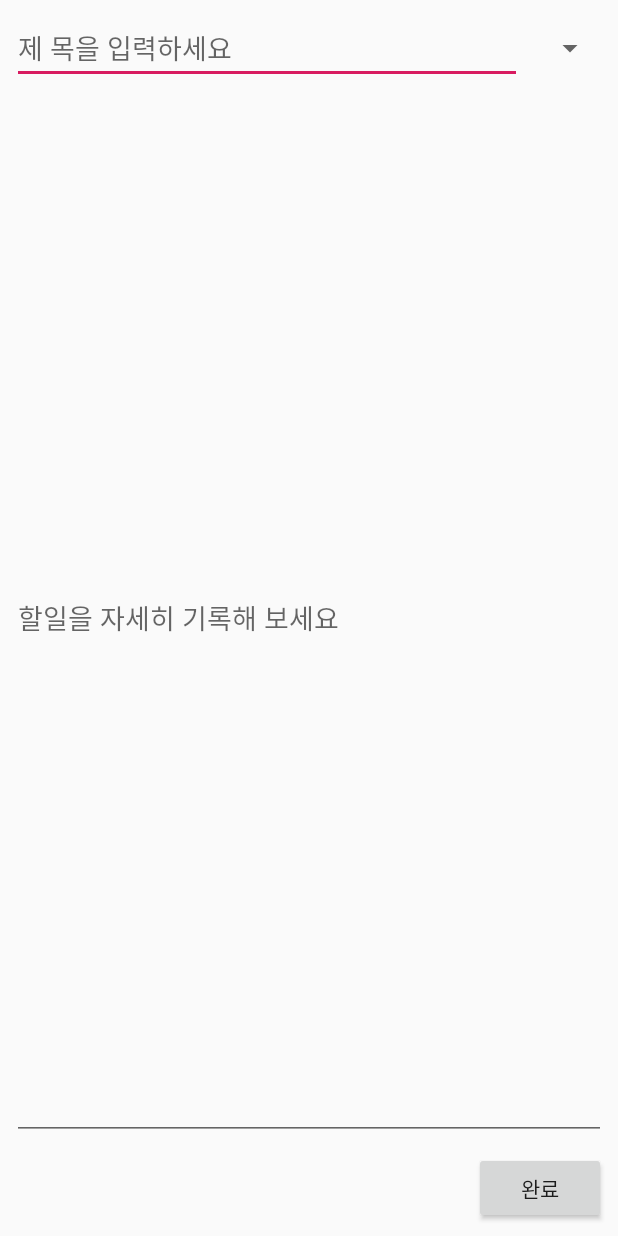
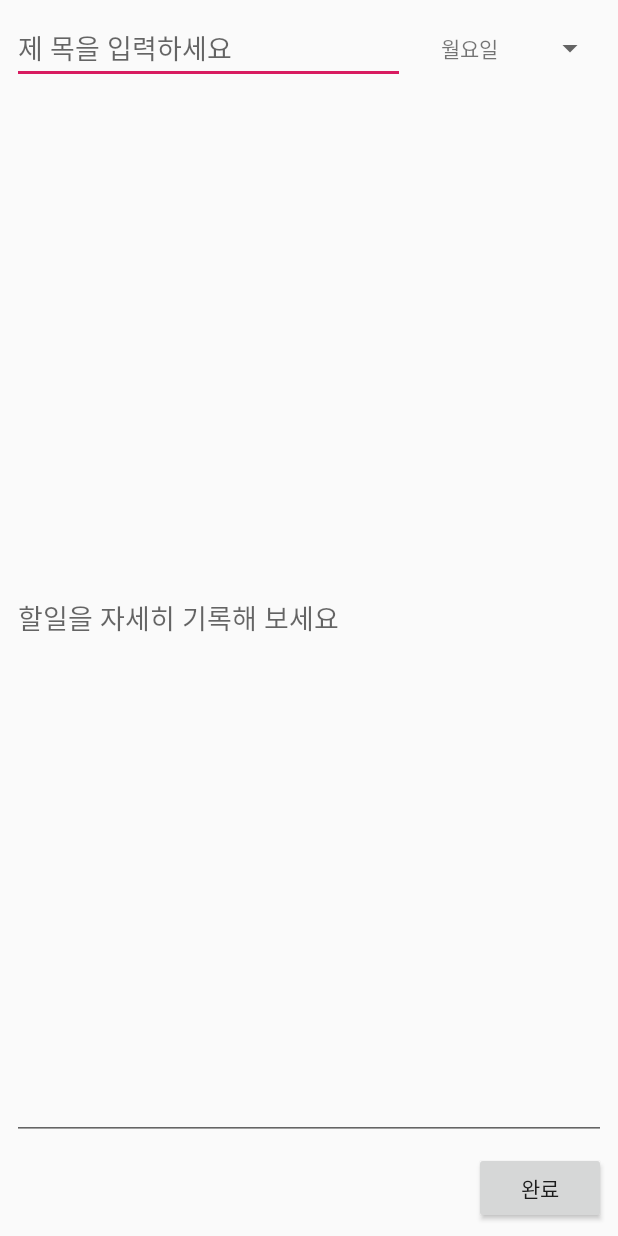
Before and after one commit to kwcho7/DoToday, an Android app: the RegisterTodoActivity screen opened directly, with no data from a screen before it, on a phone screen of 412 x 824 dp. Run offline under Robolectric (Android 15) with nearby library versions, the phone set to English and light mode, and no system bars; our stand-ins replace Dagger/Hilt's generated code, Room's generated code, RxJava.

Commit message:
added. register todo

```diff
--- a/app/src/main/AndroidManifest.xml
+++ b/app/src/main/AndroidManifest.xml
@@ -13,6 +13,7 @@
     >
         <activity android:name=".ui.launcher.LauncherActivity"
                   android:screenOrientation="portrait"
+                  android:noHistory="true"
         >
             <intent-filter>
                 <action android:name="android.intent.action.MAIN"/>
@@ -32,6 +33,10 @@
         <activity android:name=".ui.todo.register.RegisterTodoActivity"
                   android:screenOrientation="portrait"
         />
+
+        <activity android:name=".ui.job.list.JobListActivity"
+                  android:screenOrientation="portrait"
+        />
     </application>
 
 </manifest>
--- a/app/src/main/java/kr/co/cools/today/di/ActivityBindingModule.kt
+++ b/app/src/main/java/kr/co/cools/today/di/ActivityBindingModule.kt
@@ -2,6 +2,7 @@ package kr.co.cools.today.di
 
 import dagger.Module
 import dagger.android.ContributesAndroidInjector
+import kr.co.cools.today.ui.job.list.JobListActivity
 import kr.co.cools.today.ui.launcher.LauncherActivity
 import kr.co.cools.today.ui.job.register.RegisterJobActivity
 import kr.co.cools.today.ui.todo.list.TodoListActivity
@@ -19,6 +20,8 @@ abstract class ActivityBindingModule {
     @ContributesAndroidInjector
     abstract fun registerTodoActivity(): RegisterTodoActivity
 
+    @ContributesAndroidInjector
+    abstract fun jobListActivity(): JobListActivity
 
     @ContributesAndroidInjector
     abstract fun registerJobActivity(): RegisterJobActivity
--- a/app/src/main/java/kr/co/cools/today/repo/entities/TodoEntity.kt
+++ b/app/src/main/java/kr/co/cools/today/repo/entities/TodoEntity.kt
@@ -13,7 +13,7 @@ data class TodoEntity(
     @ColumnInfo(name = "dayOfWeekNumber") var dayOfWeekNumber: Int = 0,
     @ColumnInfo(name = "title") var title: String = "",
     @ColumnInfo(name = "description") var description: String = "",
-    @ColumnInfo(name = "point") var point: Int = 0
+    @ColumnInfo(name = "point") var point: Int = 100
 )
 
 enum class DayOfWeek(val valueOfDay: Int) {
--- a/app/src/main/java/kr/co/cools/today/ui/job/list/JobListActivity.kt
+++ b/app/src/main/java/kr/co/cools/today/ui/job/list/JobListActivity.kt
@@ -1,4 +1,6 @@
 package kr.co.cools.today.ui.job.list
 
-class JobListActivity {
+import dagger.android.support.DaggerAppCompatActivity
+
+class JobListActivity: DaggerAppCompatActivity() {
 }
--- a/app/src/main/java/kr/co/cools/today/ui/launcher/LauncherActivity.kt
+++ b/app/src/main/java/kr/co/cools/today/ui/launcher/LauncherActivity.kt
@@ -10,6 +10,7 @@ import kotlinx.android.synthetic.main.activity_launcher.*
 import kr.co.cools.common.extension.gone
 import kr.co.cools.common.extension.visible
 import kr.co.cools.today.R
+import kr.co.cools.today.ui.job.list.JobListActivity
 import kr.co.cools.today.ui.job.register.RegisterJobActivity
 import kr.co.cools.today.ui.todo.list.TodoListActivity
 import kr.co.cools.today.ui.todo.register.RegisterTodoActivity
@@ -51,8 +52,8 @@ class LauncherActivity : DaggerAppCompatActivity() {
                     is LauncherViewModel.LauncherState.StartTodoListActivity -> {
                         startActivity(Intent(this@LauncherActivity, TodoListActivity::class.java))
                     }
-                    is LauncherViewModel.LauncherState.StartRegisterJobActivity -> {
-                        startActivity(Intent(this@LauncherActivity, RegisterTodoActivity::class.java))
+                    is LauncherViewModel.LauncherState.StartJobListActivity -> {
+                        startActivity(Intent(this@LauncherActivity, JobListActivity::class.java))
                     }
                 }
             }
--- a/app/src/main/java/kr/co/cools/today/ui/launcher/LauncherInteractor.kt
+++ b/app/src/main/java/kr/co/cools/today/ui/launcher/LauncherInteractor.kt
@@ -7,7 +7,6 @@ import javax.inject.Inject
 
 class LauncherInteractor @Inject constructor(val context: Context, var todoDao: TodoDao) {
 
-
     fun hasTodoEntity(): Single<Boolean> {
         return todoDao.getAll()
             .flatMap {
--- a/app/src/main/java/kr/co/cools/today/ui/todo/list/TodoListViewModel.kt
+++ b/app/src/main/java/kr/co/cools/today/ui/todo/list/TodoListViewModel.kt
@@ -12,7 +12,6 @@ class TodoListViewModel @Inject constructor(val interactor: TodoListInteractor):
 
     override fun dispatch(action: ViewModelAction) {
     }
-
 
     override fun observer(lifecycleOwner: LifecycleOwner, observer: Observer<TodoListViewModelState>) {
         super.observer(lifecycleOwner, observer)
--- a/app/src/main/java/kr/co/cools/today/ui/todo/register/RegisterTodoActivity.kt
+++ b/app/src/main/java/kr/co/cools/today/ui/todo/register/RegisterTodoActivity.kt
@@ -1,13 +1,24 @@
 package kr.co.cools.today.ui.todo.register
 
+import android.arch.lifecycle.Observer
 import android.arch.lifecycle.ViewModelProviders
 import android.content.Context
 import android.os.Bundle
-import android.widget.SimpleAdapter
-import android.widget.SpinnerAdapter
+import android.view.LayoutInflater
+import android.view.View
+import android.view.ViewGroup
+import android.widget.BaseAdapter
+import android.widget.Toast
 import dagger.android.support.DaggerAppCompatActivity
+import kotlinx.android.synthetic.main.activity_register_todo.*
+import kotlinx.android.synthetic.main.item_spinner_day.view.*
+import kr.co.cools.common.extension.gone
+import kr.co.cools.common.extension.visible
 import kr.co.cools.today.R
 import kr.co.cools.today.di.ViewModelFactory
+import kr.co.cools.today.repo.entities.DayOfWeek
+import kr.co.cools.today.repo.entities.TodoEntity
+import kr.co.cools.today.ui.utils.WeekNumber
 import javax.inject.Inject
 
 class RegisterTodoActivity: DaggerAppCompatActivity() {
@@ -26,14 +37,85 @@ class RegisterTodoActivity: DaggerAppCompatActivity() {
 
     private fun initViewModel() {
         viewModel = ViewModelProviders.of(this, viewModelFactory).get(RegisterTodoViewModel::class.java)
+        viewModel.observer(this, Observer {
+            it?.apply {
+                onChangeViewState(this)
+            }
+        })
+    }
+
+    private fun onChangeViewState(viewState: RegisterTodoViewModel.ViewState) {
+        when(viewState){
+            is RegisterTodoViewModel.ViewState.ProgressViewState -> {
+                if(viewState.isShow){
+                    progressBar2.visible()
+                }
+                else {
+                    progressBar2.gone()
+                }
+            }
+            RegisterTodoViewModel.ViewState.AddCompleteViewState -> {
+                finish()
+            }
+            RegisterTodoViewModel.ViewState.EmptyTitleViewState -> {
+                showEmptyTitleMessage()
+            }
+        }
+    }
+
+    private fun showEmptyTitleMessage() {
+        Toast.makeText(this, getString(R.string.register_todo_empty_title), Toast.LENGTH_SHORT).show()
     }
 
     private fun initDayOfWeekSpinner() {
-
+        spinner.adapter = WeekSpinnerAdapter(this@RegisterTodoActivity)
     }
 
     private fun initButtonAction() {
-
+        completeButton.setOnClickListener {
+            viewModel.dispatch(
+                RegisterTodoViewModel.Action.CompleteAction(titleEditText.text.toString(), descEditText.text.toString(), (spinner.selectedItem as DayOfWeek).number)
+            )
+        }
     }
 
+
+    data class DayOfWeek(val context: Context, val number: Int, val text: String = WeekNumber.getWeekString(context, number))
+
+    class WeekSpinnerAdapter(val context: Context): BaseAdapter() {
+
+        private val list = listOf(
+            DayOfWeek(context, kr.co.cools.today.repo.entities.DayOfWeek.MON.valueOfDay),
+            DayOfWeek(context, kr.co.cools.today.repo.entities.DayOfWeek.TUE.valueOfDay),
+            DayOfWeek(context, kr.co.cools.today.repo.entities.DayOfWeek.WED.valueOfDay),
+            DayOfWeek(context, kr.co.cools.today.repo.entities.DayOfWeek.THU.valueOfDay),
+            DayOfWeek(context, kr.co.cools.today.repo.entities.DayOfWeek.FRI.valueOfDay),
+            DayOfWeek(context, kr.co.cools.today.repo.entities.DayOfWeek.SAT.valueOfDay),
+            DayOfWeek(context, kr.co.cools.today.repo.entities.DayOfWeek.SUN.valueOfDay)
+        )
+
+        override fun getView(position: Int, convertView: View?, parent: ViewGroup?): View {
+            val resultView: View
+            if(convertView == null){
+                resultView = LayoutInflater.from(parent!!.context).inflate(R.layout.item_spinner_day, parent, false)
+            }
+            else {
+                resultView = convertView
+            }
+            resultView.titleTextView.text = list[position].text
+            return resultView
+        }
+
+        override fun getItem(position: Int): DayOfWeek {
+            return list[position]
+        }
+
+        override fun getItemId(position: Int): Long {
+            return position.toLong()
+        }
+
+        override fun getCount(): Int {
+            return list.size
+        }
+    }
 }
--- a/app/src/main/java/kr/co/cools/today/ui/todo/register/RegisterTodoInteractor.kt
+++ b/app/src/main/java/kr/co/cools/today/ui/todo/register/RegisterTodoInteractor.kt
@@ -1,7 +1,22 @@
 package kr.co.cools.today.ui.todo.register
 
+import io.reactivex.Single
+import kr.co.cools.common.extension.asDriver
 import kr.co.cools.today.repo.dao.TodoDao
+import kr.co.cools.today.repo.entities.TodoEntity
 import javax.inject.Inject
 
-class RegisterTodoInteractor @Inject constructor(val todoDao: TodoDao) {
+class RegisterTodoInteractor @Inject constructor(private val todoDao: TodoDao) {
+    fun addTodoEntity(title: String, description: String, dayOfWeekNumber: Int): Single<Boolean> {
+        return Single.create<Boolean> { emitter ->
+            todoDao.insert(
+                TodoEntity(
+                    title = title,
+                    description = description,
+                    dayOfWeekNumber = dayOfWeekNumber
+                )
+            )
+            emitter.onSuccess(true)
+        }.asDriver()
+    }
 }
--- a/app/src/main/res/layout/activity_register_todo.xml
+++ b/app/src/main/res/layout/activity_register_todo.xml
@@ -38,4 +38,13 @@
             android:id="@+id/spinner" app:layout_constraintEnd_toEndOf="parent" android:layout_marginEnd="8dp"
             app:layout_constraintTop_toTopOf="@+id/titleEditText"
             app:layout_constraintBottom_toBottomOf="@+id/titleEditText"/>
+    <ProgressBar
+            style="?android:attr/progressBarStyle"
+            android:layout_width="wrap_content"
+            android:layout_height="wrap_content"
+            android:id="@+id/progressBar2"
+            app:layout_constraintEnd_toEndOf="parent" android:layout_marginEnd="8dp"
+            app:layout_constraintStart_toStartOf="parent" android:layout_marginStart="8dp"
+            android:layout_marginBottom="8dp" app:layout_constraintBottom_toBottomOf="parent"
+            android:layout_marginTop="8dp" app:layout_constraintTop_toTopOf="parent" android:visibility="gone"/>
 </android.support.constraint.ConstraintLayout>
--- /dev/null
+++ b/app/src/main/res/layout/item_spinner_day.xml
@@ -0,0 +1,17 @@
+<?xml version="1.0" encoding="utf-8"?>
+<android.support.constraint.ConstraintLayout xmlns:android="http://schemas.android.com/apk/res/android"
+                                             xmlns:app="http://schemas.android.com/apk/res-auto" xmlns:tools="http://schemas.android.com/tools" android:layout_width="wrap_content"
+                                             android:layout_height="wrap_content"
+                                             android:paddingLeft="8dp"
+                                             android:paddingRight="16dp"
+>
+
+    <TextView
+            android:text="TextView"
+            android:layout_width="wrap_content"
+            android:layout_height="wrap_content"
+            android:id="@+id/titleTextView" app:layout_constraintEnd_toEndOf="parent" android:layout_marginEnd="8dp"
+            app:layout_constraintStart_toStartOf="parent" android:layout_marginStart="8dp"
+            android:layout_marginTop="8dp" app:layout_constraintTop_toTopOf="parent" android:layout_marginBottom="8dp"
+            app:layout_constraintBottom_toBottomOf="parent"/>
+</android.support.constraint.ConstraintLayout>
--- a/app/src/main/res/values/strings.xml
+++ b/app/src/main/res/values/strings.xml
@@ -11,6 +11,7 @@
     <string name="register_todo_title">제 목을 입력하세요</string>
     <string name="register_todo_desc">할일을 자세히 기록해 보세요</string>
     <string name="register_todo_completed">완료</string>
+    <string name="register_todo_empty_title">제목을 입력하세요.</string>
 
 
 </resources>
```
Also changed, not shown: app/src/main/java/kr/co/cools/today/ui/launcher/LauncherViewModel.kt (+8 -11 lines), app/src/main/java/kr/co/cools/today/ui/todo/register/RegisterTodoViewModel.kt (+25 -2 lines).
